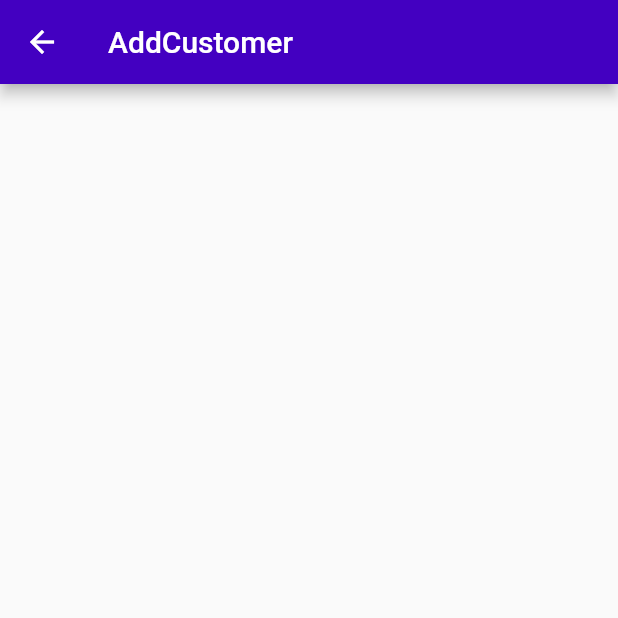
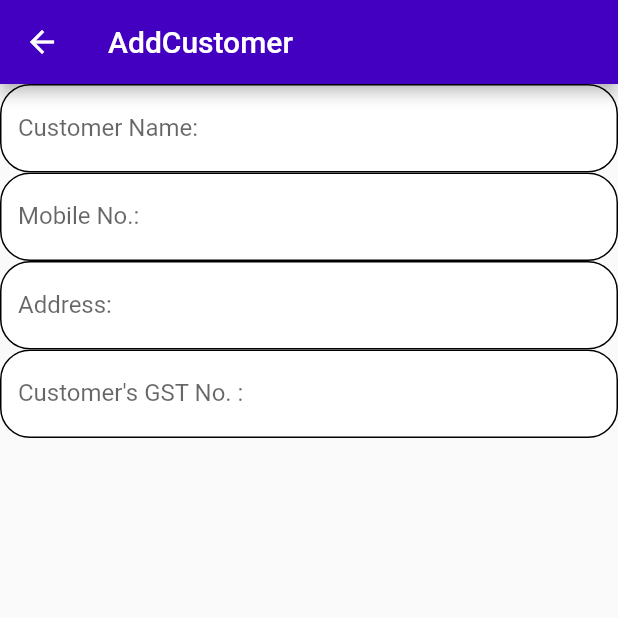
Before and after one commit to HirenDube/bill_maker_ui, a Flutter app: the AddCustomer screen opened directly, on a phone screen of 412 x 824 dp, the top half of it. Run offline on Flutter 3.47's test engine with Material 2 defaults, Android fonts, the phone set to English and light mode, and no system bars; our stand-ins replace lottie, shared_preferences; accounts and stored records are empty.

```diff
--- a/lib/AddCustomer.dart
+++ b/lib/AddCustomer.dart
@@ -12,10 +12,62 @@ class _AddCustomerState extends State<AddCustomer> {
   @override
   Widget build(BuildContext context) {
     return Scaffold(
-      appBar: buildAppBar(title: "AddCustomer",bgColor: Theme.of(context).primaryColor),
+      appBar: buildAppBar(
+          title: "AddCustomer", bgColor: Theme.of(context).primaryColor),
       body: ListView(
         children: [
-
+          TextFormField(
+            onChanged: (value) {},
+            validator: (value) {},
+            decoration: InputDecoration(
+                floatingLabelStyle:
+                    TextStyle(fontWeight: FontWeight.bold, color: Colors.black),
+                labelText: "Customer Name:",
+                hintText: "Enter Customer's name here...",
+                fillColor: Colors.white,
+                filled: true,
+                enabledBorder: OutlineInputBorder(
+                    borderRadius: BorderRadius.circular(20))),
+          ),
+          TextFormField(
+            onChanged: (value) {},
+            validator: (value) {},
+            decoration: InputDecoration(
+                floatingLabelStyle:
+                    TextStyle(fontWeight: FontWeight.bold, color: Colors.black),
+                labelText: "Mobile No.:",
+                hintText: "Enter Customer's Mobile NO. here...",
+                fillColor: Colors.white,
+                filled: true,
+                enabledBorder: OutlineInputBorder(
+                    borderRadius: BorderRadius.circular(20))),
+          ),
+          TextFormField(
+            onChanged: (value) {},
+            validator: (value) {},
+            decoration: InputDecoration(
+                floatingLabelStyle:
+                    TextStyle(fontWeight: FontWeight.bold, color: Colors.black),
+                labelText: "Address:",
+                hintText: "Enter Customer's Address here...",
+                fillColor: Colors.white,
+                filled: true,
+                enabledBorder: OutlineInputBorder(
+                    borderRadius: BorderRadius.circular(20))),
+          ),
+          TextFormField(
+            onChanged: (value) {},
+            validator: (value) {},
+            decoration: InputDecoration(
+                floatingLabelStyle:
+                    TextStyle(fontWeight: FontWeight.bold, color: Colors.black),
+                labelText: "Customer's GST No. :",
+                hintText: "Enter Customer's GST No. here...",
+                fillColor: Colors.white,
+                filled: true,
+                enabledBorder: OutlineInputBorder(
+                    borderRadius: BorderRadius.circular(20))),
+          ),
         ],
       ),
     );
--- a/lib/HomeScreen.dart
+++ b/lib/HomeScreen.dart
@@ -1,6 +1,8 @@
 import 'package:bill_maker_ui/Customers.dart';
+import 'package:bill_maker_ui/MakeInvoice.dart';
 import 'package:bill_maker_ui/Products.dart';
 import 'package:bill_maker_ui/Register.dart';
+import 'package:bill_maker_ui/ShowInvoices.dart';
 import 'package:bill_maker_ui/main.dart';
 import 'package:flutter/material.dart';
 
@@ -54,7 +56,7 @@ class _HomeScreenState extends State<HomeScreen> {
                   operation:
                       () => Navigator.of(context).push(
                       MaterialPageRoute(
-                          builder: (context) => Registration()))),
+                          builder: (context) => MakeInvoice()))),
               Divider(
                 color: Colors.transparent,
               ),
@@ -62,7 +64,7 @@ class _HomeScreenState extends State<HomeScreen> {
                   text: 'Show Invoices',
                   operation: () => Navigator.of(context).push(
                       MaterialPageRoute(
-                          builder: (context) => Registration()))),
+                          builder: (context) => ShowInvoices()))),
             ],
           ),
         ),
```
Also changed, not shown: lib/AddProduct.dart (+50 -9 lines), lib/Products.dart (+32 -12 lines).
